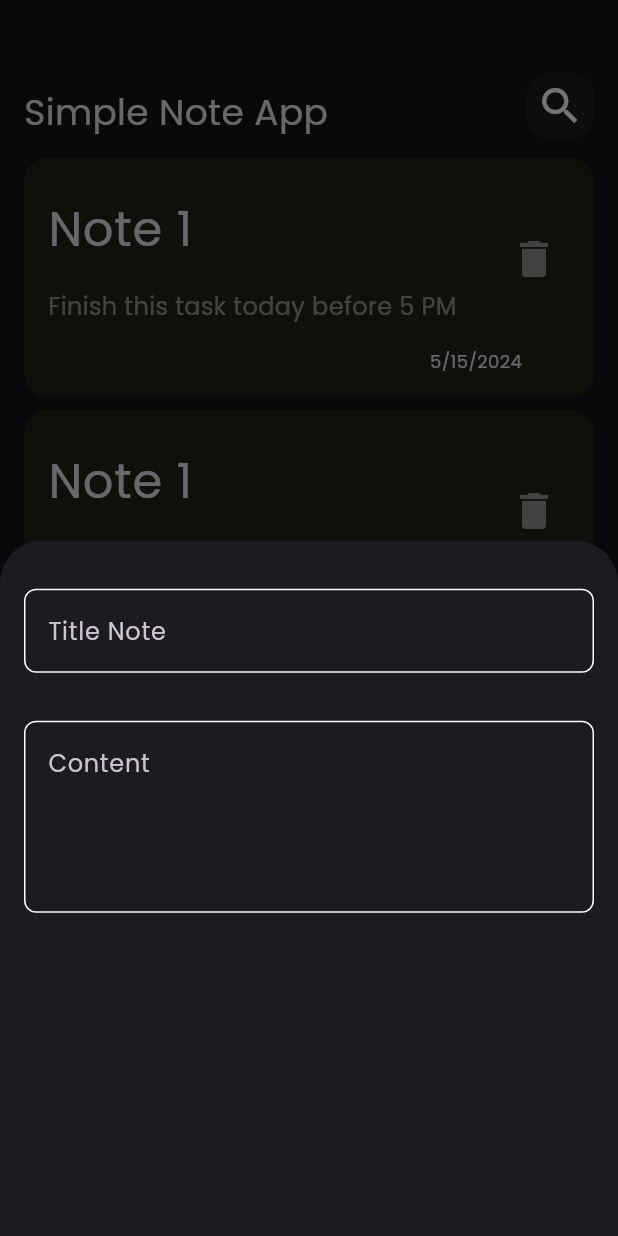
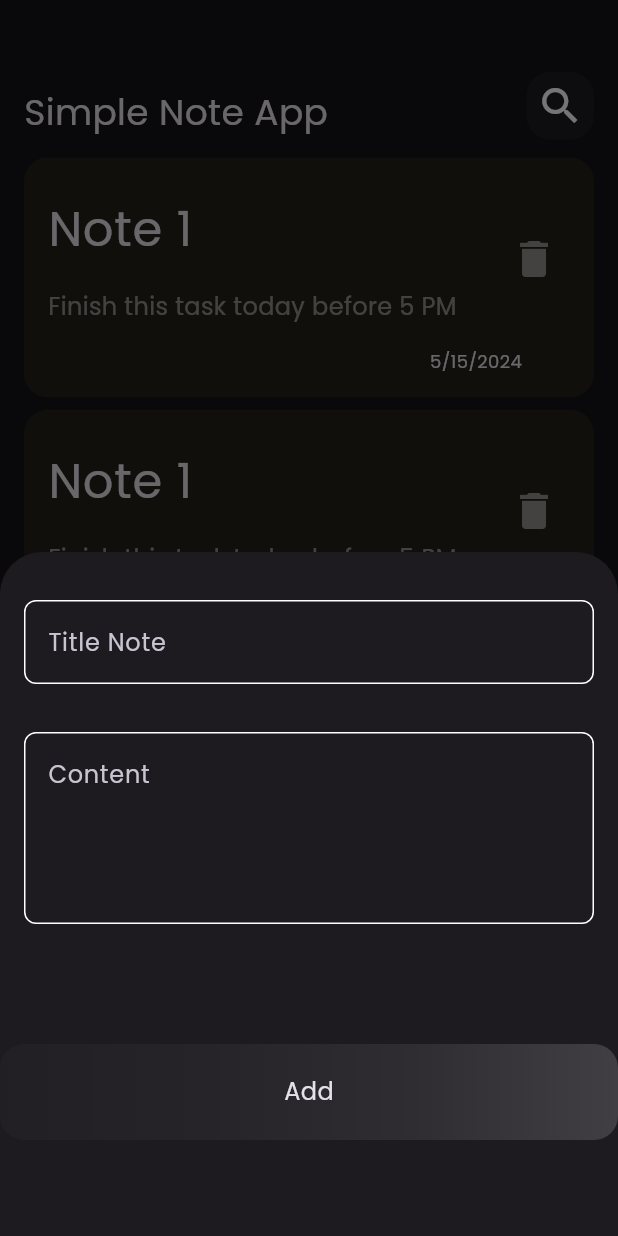
Before and after one commit to unityheroes/simple_note_app, a Flutter app: the screen it shows after launch, after a tap on the "add" icon, on a phone screen of 412 x 824 dp. Run offline on Flutter 3.47's test engine with Material 3 defaults, Android fonts, the phone set to English and light mode, and no system bars.

Commit message:
finish modalbottomsheet notebottom sheet

```diff
--- a/lib/widgets/add_note_bottom_sheet_view.dart
+++ b/lib/widgets/add_note_bottom_sheet_view.dart
@@ -1,4 +1,5 @@
 import 'package:flutter/material.dart';
+import 'package:simple_note_app/widgets/custom_button.dart';
 import 'package:simple_note_app/widgets/custom_text_field.dart';
 
 class AddNoteBottomSheet extends StatelessWidget {
@@ -6,7 +7,8 @@ class AddNoteBottomSheet extends StatelessWidget {
 
   @override
   Widget build(BuildContext context) {
-    return const Column(
+    return const SingleChildScrollView(
+      child: Column(
         children: [
           CustomTextField(
             hintText: "Title Note",
@@ -15,8 +17,16 @@ class AddNoteBottomSheet extends StatelessWidget {
           CustomTextField(
             hintText: "Content",
             maxlines: 4,
-        )
+          ),
+          SizedBox(
+            height: 64,
+          ),
+          CustomButton(),
+          SizedBox(
+            height: 64,
+          ),
         ],
+      ),
     );
   }
 }
--- /dev/null
+++ b/lib/widgets/custom_button.dart
@@ -0,0 +1,34 @@
+import 'package:flutter/material.dart';
+import 'package:simple_note_app/appsetting.dart';
+
+class CustomButton extends StatelessWidget {
+  const CustomButton({super.key});
+
+  @override
+  Widget build(BuildContext context) {
+    return Padding(
+      padding: const EdgeInsets.only(top: 16),
+      child: GestureDetector(
+        child: Container(
+          width: MediaQuery.of(context).size.width,
+          decoration: BoxDecoration(
+              borderRadius: BorderRadius.circular(16),
+              color: kPrimaryColor.withAlpha(80),
+              gradient: LinearGradient(colors: [
+                Colors.white.withAlpha(16),
+                Colors.white.withAlpha(32),
+                Colors.white.withAlpha(64),
+                Colors.white.withAlpha(128),
+              ])),
+          height: 64,
+          child: const Center(
+            child: Text(
+              "Add",
+              style: TextStyle(fontSize: 16),
+            ),
+          ),
+        ),
+      ),
+    );
+  }
+}
```
Lines whose indentation alone changed are shown as unchanged.
